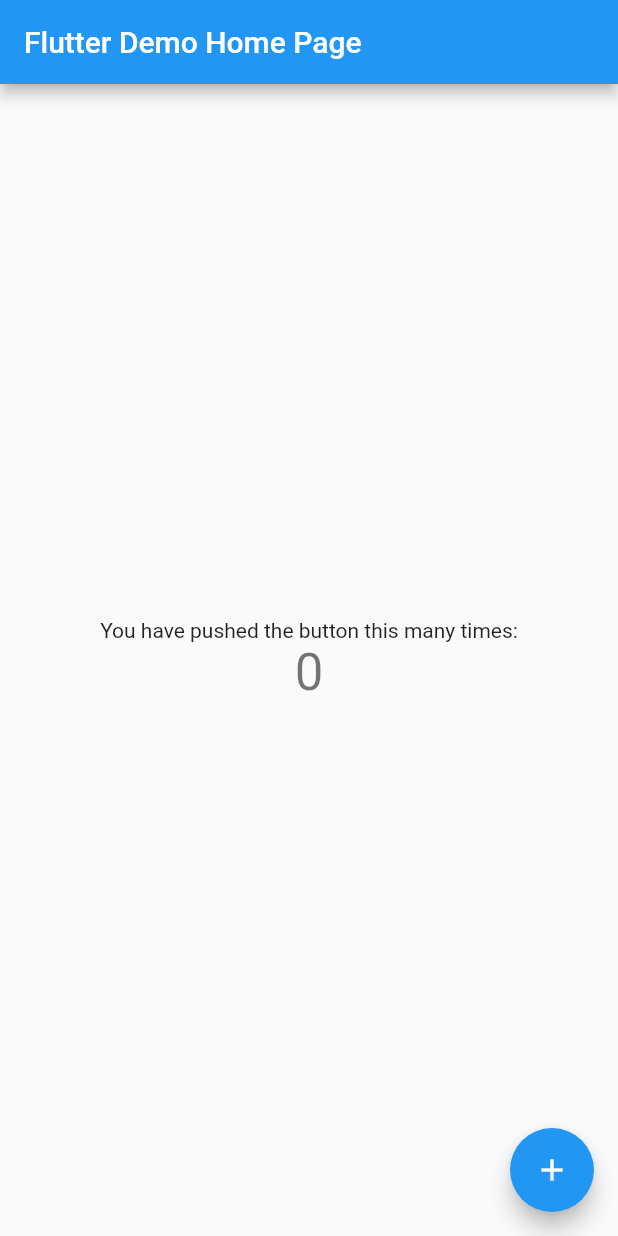
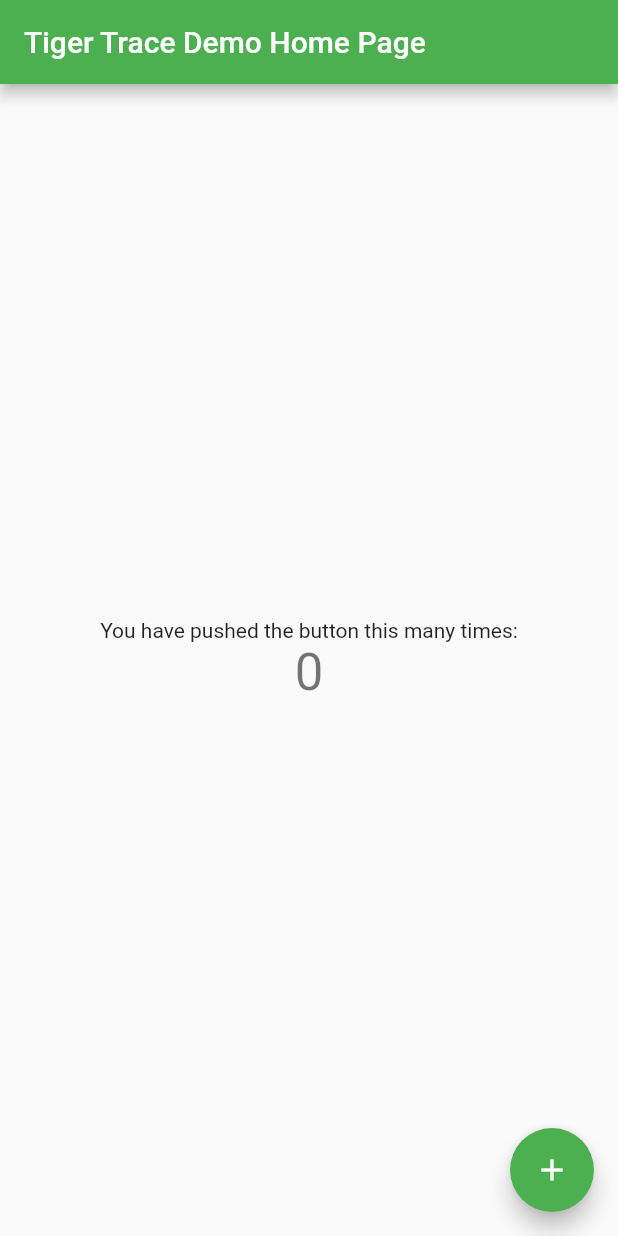
Before and after one commit to Courtneycala/tigertrace, a Flutter app: the screen it shows after launch, on a phone screen of 412 x 824 dp. Run offline on Flutter 3.47's test engine with Material 2 defaults, Android fonts, the phone set to English and light mode, and no system bars.

Commit message:
Changed the color and the title of the homepage

```diff
--- a/lib/main.dart
+++ b/lib/main.dart
@@ -9,7 +9,7 @@ class MyApp extends StatelessWidget {
   @override
   Widget build(BuildContext context) {
     return MaterialApp(
-      title: 'Flutter Demo',
+      title: 'Tiger Trace',
       theme: ThemeData(
         // This is the theme of your application.
         //
@@ -20,13 +20,13 @@ class MyApp extends StatelessWidget {
         // or simply save your changes to "hot reload" in a Flutter IDE).
         // Notice that the counter didn't reset back to zero; the application
         // is not restarted.
-        primarySwatch: Colors.blue,
+        primarySwatch: Colors.green,
         // This makes the visual density adapt to the platform that you run
         // the app on. For desktop platforms, the controls will be smaller and
         // closer together (more dense) than on mobile platforms.
         visualDensity: VisualDensity.adaptivePlatformDensity,
       ),
-      home: MyHomePage(title: 'Flutter Demo Home Page'),
+      home: MyHomePage(title: 'Tiger Trace Demo Home Page'),
     );
   }
 }
```
